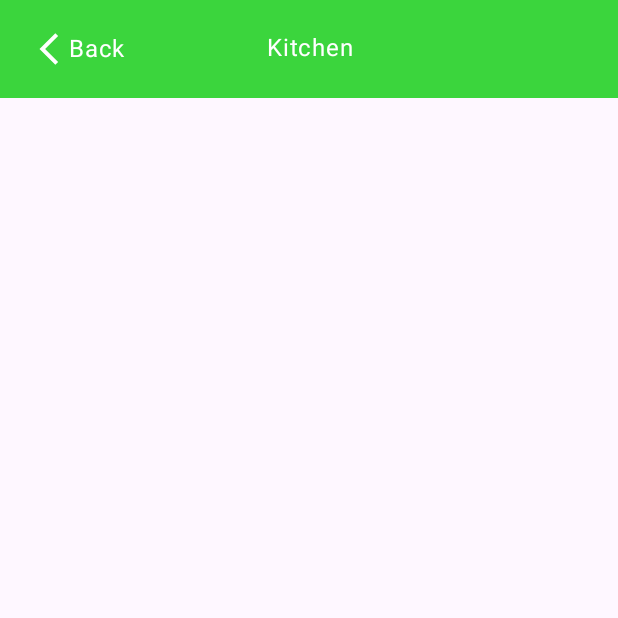
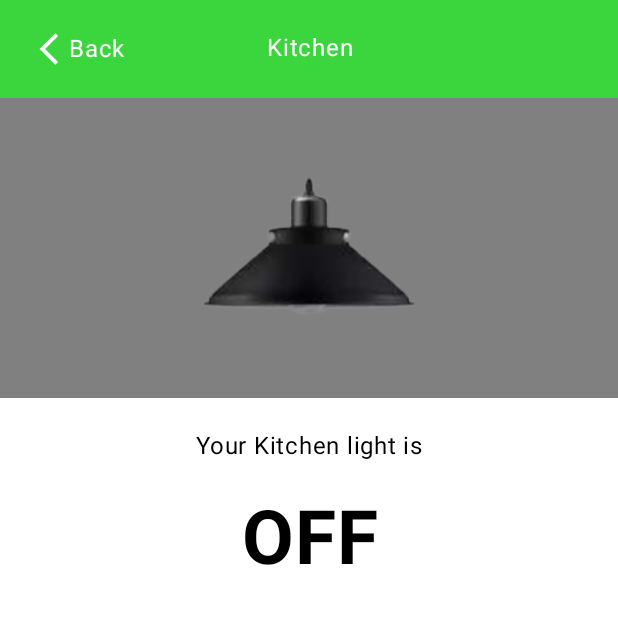
Before and after one commit to Apollo9921/TheSwitcher, an Android app built with Jetpack Compose: the screen it shows after launch (MainActivity), after a tap on "Kitchen", on a phone screen of 412 x 824 dp, the top half of it. Run offline under Robolectric (Android 15) with nearby library versions, the phone set to English and light mode, and no system bars; our stand-ins replace Room's generated code.

Commit message:
create UI for the details screen

```diff
--- a/app/src/main/java/com/example/theswitcher_nunosilva/core/CustomFunctions.kt
+++ b/app/src/main/java/com/example/theswitcher_nunosilva/core/CustomFunctions.kt
@@ -13,7 +13,9 @@ import androidx.compose.ui.res.stringResource
 import androidx.compose.ui.text.font.FontWeight
 import androidx.compose.ui.text.style.TextAlign
 import androidx.compose.ui.unit.Dp
+import androidx.compose.ui.unit.TextUnit
 import androidx.compose.ui.unit.dp
+import androidx.compose.ui.unit.sp
 import com.example.theswitcher_nunosilva.R
 
 val small = 600.dp
@@ -31,7 +33,7 @@ fun ShowEmptyScreen() {
         contentAlignment = Alignment.Center
     ) {
         Text(
-            text = stringResource(id = R.string.emptyDivisions),
+            text = stringResource(id = R.string.empty_divisions),
             color = MaterialTheme.colorScheme.secondary,
             fontSize = MaterialTheme.typography.titleLarge.fontSize,
             fontWeight = FontWeight.Bold,
@@ -55,3 +57,36 @@ fun ErrorScreen(error: String) {
         )
     }
 }
+
+@Composable
+fun detailsBackgroundSize(): Dp {
+    return if (mediaQueryWidth() <= small) {
+        200.dp
+    } else if (mediaQueryWidth() <= normal) {
+        300.dp
+    } else {
+        400.dp
+    }
+}
+
+@Composable
+fun detailsImageSize(): Dp {
+    return if (mediaQueryWidth() <= small) {
+        200.dp
+    } else if (mediaQueryWidth() <= normal) {
+        300.dp
+    } else {
+        400.dp
+    }
+}
+
+@Composable
+fun detailsStateSize(): TextUnit {
+    return if (mediaQueryWidth() <= small) {
+        50.sp
+    } else if (mediaQueryWidth() <= normal) {
+        100.sp
+    } else {
+        150.sp
+    }
+}
--- a/app/src/main/java/com/example/theswitcher_nunosilva/ui/details/DetailsScreen.kt
+++ b/app/src/main/java/com/example/theswitcher_nunosilva/ui/details/DetailsScreen.kt
@@ -1,14 +1,17 @@
 package com.example.theswitcher_nunosilva.ui.details
 
-import android.annotation.SuppressLint
 import androidx.compose.foundation.Image
 import androidx.compose.foundation.background
 import androidx.compose.foundation.clickable
 import androidx.compose.foundation.interaction.MutableInteractionSource
 import androidx.compose.foundation.layout.Arrangement
 import androidx.compose.foundation.layout.Box
+import androidx.compose.foundation.layout.Column
 import androidx.compose.foundation.layout.Row
+import androidx.compose.foundation.layout.Spacer
+import androidx.compose.foundation.layout.fillMaxSize
 import androidx.compose.foundation.layout.fillMaxWidth
+import androidx.compose.foundation.layout.height
 import androidx.compose.foundation.layout.padding
 import androidx.compose.foundation.layout.size
 import androidx.compose.material3.MaterialTheme
@@ -27,18 +30,27 @@ import androidx.navigation.NavHostController
 import com.example.theswitcher_nunosilva.R
 import com.example.theswitcher_nunosilva.core.Green
 import com.example.theswitcher_nunosilva.core.White
+import com.example.theswitcher_nunosilva.core.detailsBackgroundSize
+import com.example.theswitcher_nunosilva.core.detailsImageSize
+import com.example.theswitcher_nunosilva.core.detailsStateSize
 import com.example.theswitcher_nunosilva.core.mediaQueryWidth
 import com.example.theswitcher_nunosilva.core.normal
 import com.example.theswitcher_nunosilva.core.small
 import com.example.theswitcher_nunosilva.model.Division
 
-@SuppressLint("UnusedMaterial3ScaffoldPaddingParameter")
 @Composable
 fun DetailsScreen(navController: NavHostController, division: Division) {
     Scaffold(
         topBar = { DetailsTopBar(navController, division) }
     ) {
-
+        Box(
+            modifier = Modifier
+                .fillMaxSize()
+                .background(MaterialTheme.colorScheme.primary)
+                .padding(it)
+        ) {
+            DetailsScreenContent(division)
+        }
     }
 }
 
@@ -96,3 +108,47 @@ private fun DetailsTopBar(navController: NavHostController, division: Division)
         }
     }
 }
+
+@Composable
+private fun DetailsScreenContent(division: Division) {
+    val backgroundSize = detailsBackgroundSize()
+    val imageSize = detailsImageSize()
+    val stateSize = detailsStateSize()
+    val isOn = division.switch
+    Column(
+        modifier = Modifier.fillMaxSize(),
+        verticalArrangement = Arrangement.Top,
+        horizontalAlignment = Alignment.CenterHorizontally
+    ) {
+        Box(
+            modifier = Modifier
+                .fillMaxWidth()
+                .height(backgroundSize)
+                .background(MaterialTheme.colorScheme.tertiary),
+            contentAlignment = Alignment.Center
+        ) {
+            Image(
+                painter = if (isOn) painterResource(id = R.drawable.switch_on) else painterResource(id = R.drawable.switch_off),
+                contentDescription = "Switch",
+                modifier = Modifier
+                    .size(imageSize)
+            )
+        }
+        Spacer(modifier = Modifier.padding(10.dp))
+        Text(
+            text = stringResource(id = R.string.division_state, division.name),
+            color = MaterialTheme.colorScheme.secondary,
+            fontWeight = FontWeight.W400,
+            fontSize = MaterialTheme.typography.titleMedium.fontSize,
+            textAlign = TextAlign.Center,
+        )
+        Spacer(modifier = Modifier.padding(10.dp))
+        Text(
+            text = if (isOn) stringResource(id = R.string.switch_on) else stringResource(id = R.string.switch_off),
+            color = MaterialTheme.colorScheme.secondary,
+            fontWeight = FontWeight.Bold,
+            fontSize = stateSize,
+            textAlign = TextAlign.Center,
+        )
+    }
+}
--- a/app/src/main/res/values/strings.xml
+++ b/app/src/main/res/values/strings.xml
@@ -1,5 +1,8 @@
 <resources>
     <string name="app_name">TheSwitcher_NunoSilva</string>
-    <string name="emptyDivisions">No divisions found</string>
+    <string name="empty_divisions">No divisions found</string>
     <string name="back">Back</string>
+    <string name="division_state">Your %s light is</string>
+    <string name="switch_on">ON</string>
+    <string name="switch_off">OFF</string>
 </resources>
```
Also changed, not shown: app/src/main/res/drawable/switch_off.png (added), app/src/main/res/drawable/switch_on.png (added).
